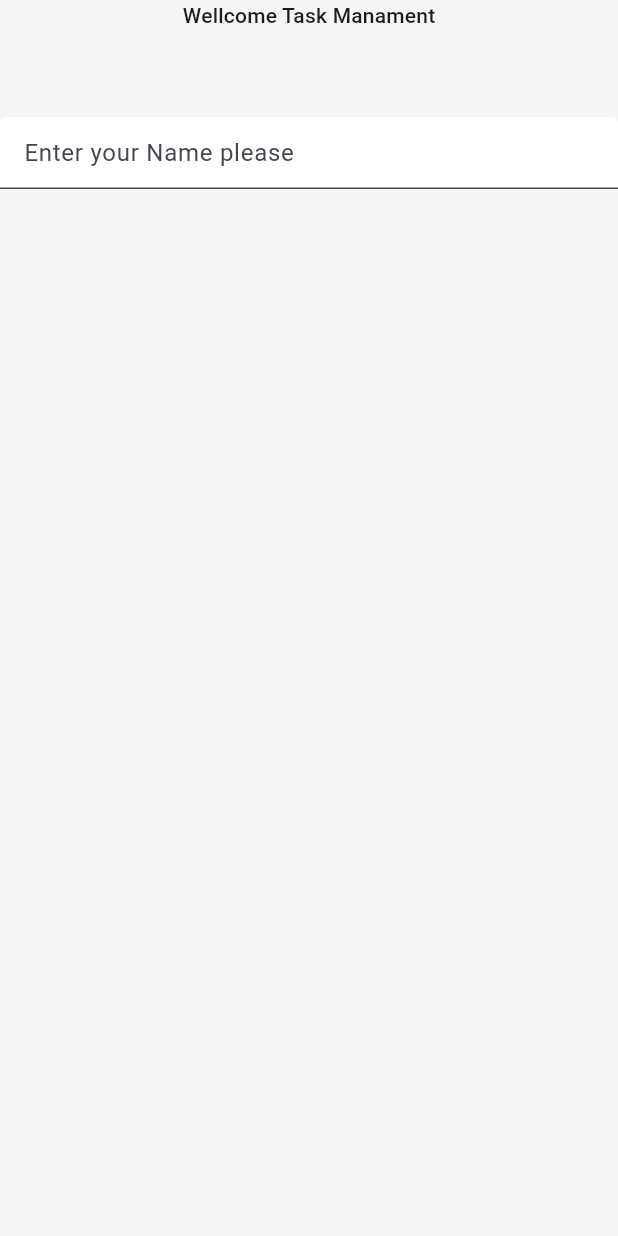
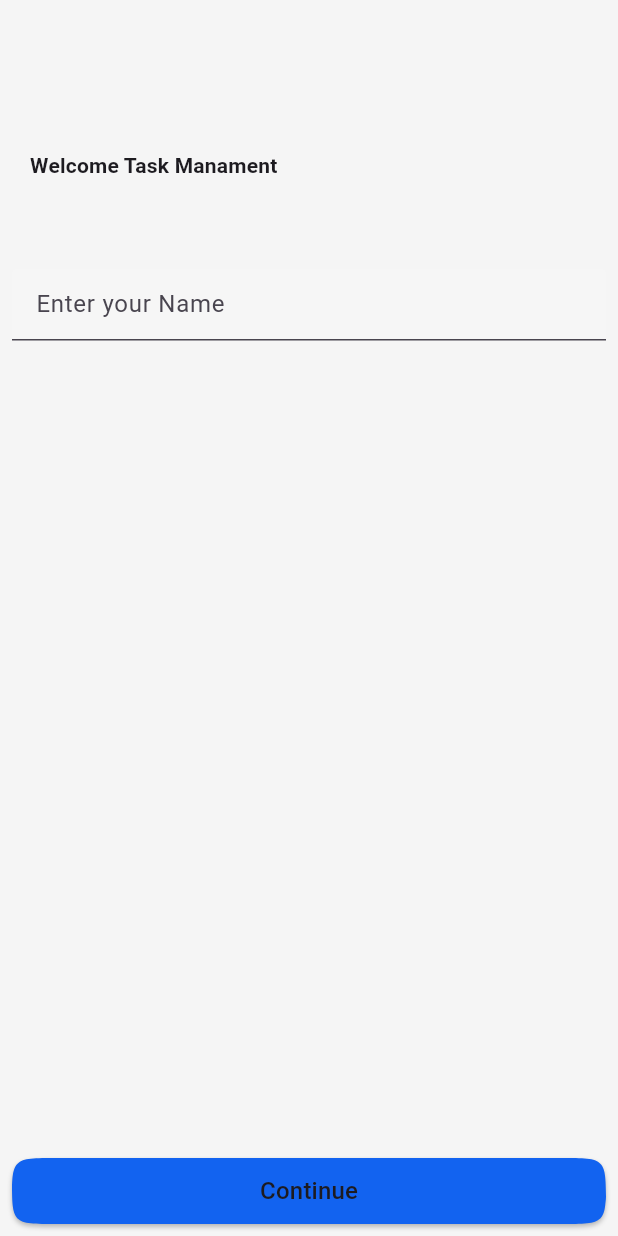
Before and after one commit to fkirewold/Task-Management-App, a Flutter app: the screen it shows after launch, on a phone screen of 412 x 824 dp. Run offline on Flutter 3.47's test engine with Material 3 defaults, Android fonts, the phone set to English and light mode, and no system bars; our stand-ins replace go_router.

Commit message:
finshing welcome screen

```diff
--- a/lib/main.dart
+++ b/lib/main.dart
@@ -14,7 +14,9 @@ class Main extends StatelessWidget {
       routerConfig: goRouter,
       debugShowCheckedModeBanner: false,
       theme: ThemeData(
-        primaryColor: Color(0x9E0560FD),
+        primaryColor:Color.fromARGB(255, 18, 99, 240) ,
+
+        // second: Color(0x9E0560FD),
         scaffoldBackgroundColor: Color(0xFFF5F5F5),
       ),
     );
--- a/lib/presentation/screens/welcome_screen.dart
+++ b/lib/presentation/screens/welcome_screen.dart
@@ -1,4 +1,5 @@
 import 'package:flutter/material.dart';
+import 'package:todo/presentation/widgets/button_widget.dart';
 import 'package:todo/presentation/widgets/text_widget.dart';
 import 'package:todo/presentation/widgets/textfield_widget.dart';
 
@@ -8,14 +9,35 @@ class WelcomeScreen extends StatelessWidget {
   @override
   Widget build(BuildContext context) {
     return Scaffold(
-
-  body: Column(
-    children: [
-      TextWidget(text: 'Wellcome Task Manament',fontSize: 14,),
-      SizedBox(height: 57,),
-      TextfieldWidget(hintText: 'Enter your Name please', controller: TextEditingController())
+        body: Column(
+          crossAxisAlignment:CrossAxisAlignment.start,
+      children: [
+        Padding(
+          padding: const EdgeInsets.only(top:100,left:20),
+          child: TextWidget(
+            text: 'Welcome Task Manament',
+            fontSize: 14,
+            fontWeight: FontWeight.bold,
+          ),
+        ),
+        SizedBox(
+          height: 50,
+        ),
+        Padding(
+          padding: const EdgeInsets.all(8.0),
+          child: TextfieldWidget(
+              hintText: 'Enter your Name',
+              controller: TextEditingController()),
+        ),
+        Spacer(),
+        Padding(
+          padding: const EdgeInsets.all(8.0),
+          child: ButtonWidget(
+            height: 44.00,
+            onPressed: (){},
+            child: TextWidget(text: 'Continue',)),
+        )
       ],
-  )
-    );
+    ));
+  }
 }
-}
--- a/lib/presentation/widgets/button_widget.dart
+++ b/lib/presentation/widgets/button_widget.dart
@@ -3,13 +3,14 @@ import 'package:flutter/material.dart';
 class ButtonWidget extends StatelessWidget {
   final Function() onPressed;
   final Widget child;
-  const ButtonWidget({super.key, required this.onPressed, required this.child});
+  final double? height;
+  const ButtonWidget({super.key, required this.onPressed, required this.child, this.height});
 
   @override
   Widget build(BuildContext context) {
     return SizedBox(
       width: MediaQuery.of(context).size.width,
-      height: 100,
+      height: height??100,
       child: ElevatedButton(
         style: ElevatedButton.styleFrom(
             shape: ContinuousRectangleBorder(
--- a/lib/presentation/widgets/textfield_widget.dart
+++ b/lib/presentation/widgets/textfield_widget.dart
@@ -13,7 +13,7 @@ class TextfieldWidget extends StatelessWidget {
   decoration: InputDecoration(
     hintText: hintText,
     filled: true,
-    fillColor: Colors.white,
+    fillColor: Color(0XF6F6F6F6),
   ),
     );
   }
```
